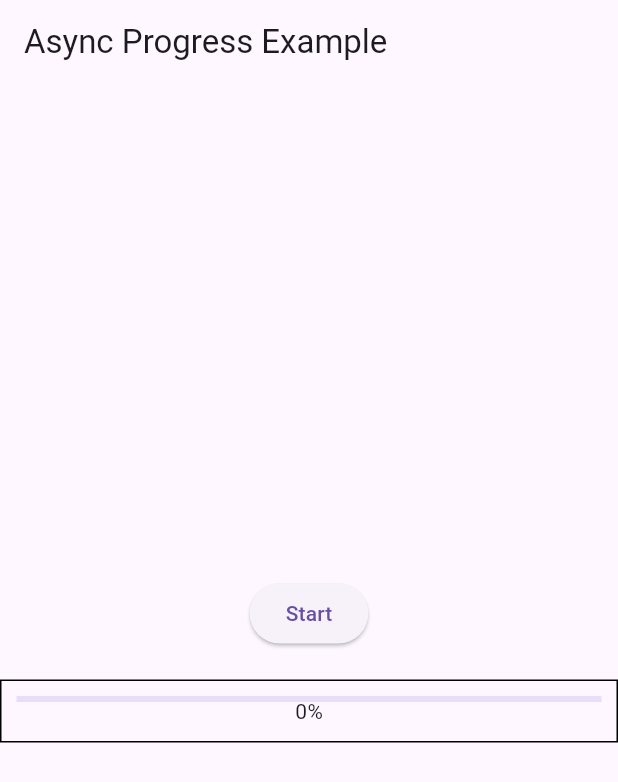
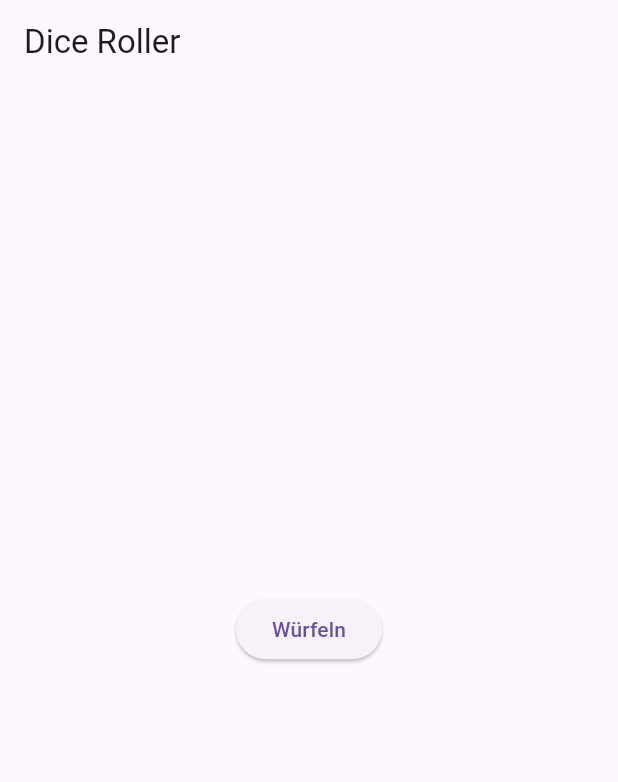
Before and after one commit to hiwa2000/flutter_progress_bar_exercise, a Flutter app: the screen it shows after launch, on a phone screen of 412 x 824 dp. Shown: the top 782 px of the screen. Run offline on Flutter 3.47's test engine with Material 3 defaults, Android fonts, the phone set to English and light mode, and no system bars.

Commit message:
FlutterDiceRoller

```diff
--- a/lib/main.dart
+++ b/lib/main.dart
@@ -1,3 +1,96 @@
+// import 'package:flutter/material.dart';
+
+// void main() {
+//   runApp(MyApp());
+// }
+
+// class MyApp extends StatelessWidget {
+//   @override
+//   Widget build(BuildContext context) {
+//     return MaterialApp(
+//       home: MyHomePage(),
+//     );
+//   }
+// }
+
+// class MyHomePage extends StatefulWidget {
+//   @override
+//   _MyHomePageState createState() => _MyHomePageState();
+// }
+
+// class _MyHomePageState extends State<MyHomePage> {
+//   // Indicates whether the progress is in progress or not
+//   bool _inProgress = false;
+//   // Represents the progress value of the LinearProgressIndicator
+//   double _progressValue = 0.0;
+
+//   // Asynchronous method to update the progress over time
+//   Future<void> _updateProgress() async {
+//     for (var i = 0; i < 30; i++) {
+//       // Simulates a short delay to update the progress
+//       await Future.delayed(Duration(milliseconds: 100));
+//       // Sets the progress value based on the loop iteration
+//       setState(() {
+//         _progressValue = (i + 1) / 30;
+//       });
+//     }
+//     // Resets the in-progress state after completion
+//     setState(() {
+//       _inProgress = false;
+//     });
+//   }
+
+//   @override
+//   Widget build(BuildContext context) {
+//     return Scaffold(
+//       appBar: AppBar(
+//         title: Text('Async Progress Example'),
+//       ),
+//       body: Center(
+//         child: Column(
+//           mainAxisAlignment: MainAxisAlignment.center,
+//           children: <Widget>[
+//             // Button to initiate the asynchronous progress
+//             ElevatedButton(
+//               onPressed: () {
+//                 if (!_inProgress) {
+//                   // Initiates the progress and sets initial values
+//                   setState(() {
+//                     _inProgress = true;
+//                     _progressValue = 0.0;
+//                   });
+//                   _updateProgress();
+//                 }
+//               },
+//               child: Text('Start'),
+//             ),
+//             SizedBox(height: 20),
+//             // Container holding the LinearProgressIndicator and progress text
+//             Container(
+//               padding: EdgeInsets.all(10),
+//               decoration: BoxDecoration(
+//                 // Adds a border to the container
+//                 border: Border.all(),
+//               ),
+//               child: Stack(
+//                 children: <Widget>[
+//                   // LinearProgressIndicator to visualize progress
+//                   LinearProgressIndicator(value: _progressValue),
+//                   // Text displaying the current progress percentage
+//                   Center(child: Text('${(_progressValue * 100).toStringAsFixed(0)}%')),
+//                 ],
+//               ),
+//             ),
+//           ],
+//         ),
+//       ),
+//     );
+//   }
+// }
+
+
+import 'dart:async';
+import 'dart:math';
 import 'package:flutter/material.dart';
 
 void main() {
@@ -19,68 +112,44 @@ class MyHomePage extends StatefulWidget {
 }
 
 class _MyHomePageState extends State<MyHomePage> {
-  // Indicates whether the progress is in progress or not
-  bool _inProgress = false;
-  // Represents the progress value of the LinearProgressIndicator
-  double _progressValue = 0.0;
+  String _displayText = '';
 
-  // Asynchronous method to update the progress over time
-  Future<void> _updateProgress() async {
-    for (var i = 0; i < 30; i++) {
-      // Simulates a short delay to update the progress
-      await Future.delayed(Duration(milliseconds: 100));
-      // Sets the progress value based on the loop iteration
-      setState(() {
-        _progressValue = (i + 1) / 30;
-      });
-    }
-    // Resets the in-progress state after completion
-    setState(() {
-      _inProgress = false;
-    });
+  Future<int> _rollDice() async {
+    await Future.delayed(Duration(seconds: 2));
+    var random = Random();
+    var diceResult = random.nextInt(6) + 1;
+    return diceResult;
   }
 
   @override
   Widget build(BuildContext context) {
     return Scaffold(
       appBar: AppBar(
-        title: Text('Async Progress Example'),
+        title: Text('Dice Roller'),
       ),
       body: Center(
         child: Column(
           mainAxisAlignment: MainAxisAlignment.center,
           children: <Widget>[
-            // Button to initiate the asynchronous progress
             ElevatedButton(
               onPressed: () {
-                if (!_inProgress) {
-                  // Initiates the progress and sets initial values
+                setState(() {
+                  _displayText = 'Würfel wird geworfen...';
+                });
+                _rollDice().then((value) {
                   setState(() {
-                    _inProgress = true;
-                    _progressValue = 0.0;
+                    _displayText = 'Ergebnis: $value';
                   });
-                  _updateProgress();
-                }
+                }).catchError((error) {
+                  setState(() {
+                    _displayText = 'Fehler: $error';
+                  });
+                });
               },
-              child: Text('Start'),
+              child: Text('Würfeln'),
             ),
             SizedBox(height: 20),
-            // Container holding the LinearProgressIndicator and progress text
-            Container(
-              padding: EdgeInsets.all(10),
-              decoration: BoxDecoration(
-                // Adds a border to the container
-                border: Border.all(),
-              ),
-              child: Stack(
-                children: <Widget>[
-                  // LinearProgressIndicator to visualize progress
-                  LinearProgressIndicator(value: _progressValue),
-                  // Text displaying the current progress percentage
-                  Center(child: Text('${(_progressValue * 100).toStringAsFixed(0)}%')),
-                ],
-              ),
-            ),
+            Text(_displayText),
           ],
         ),
       ),
```
